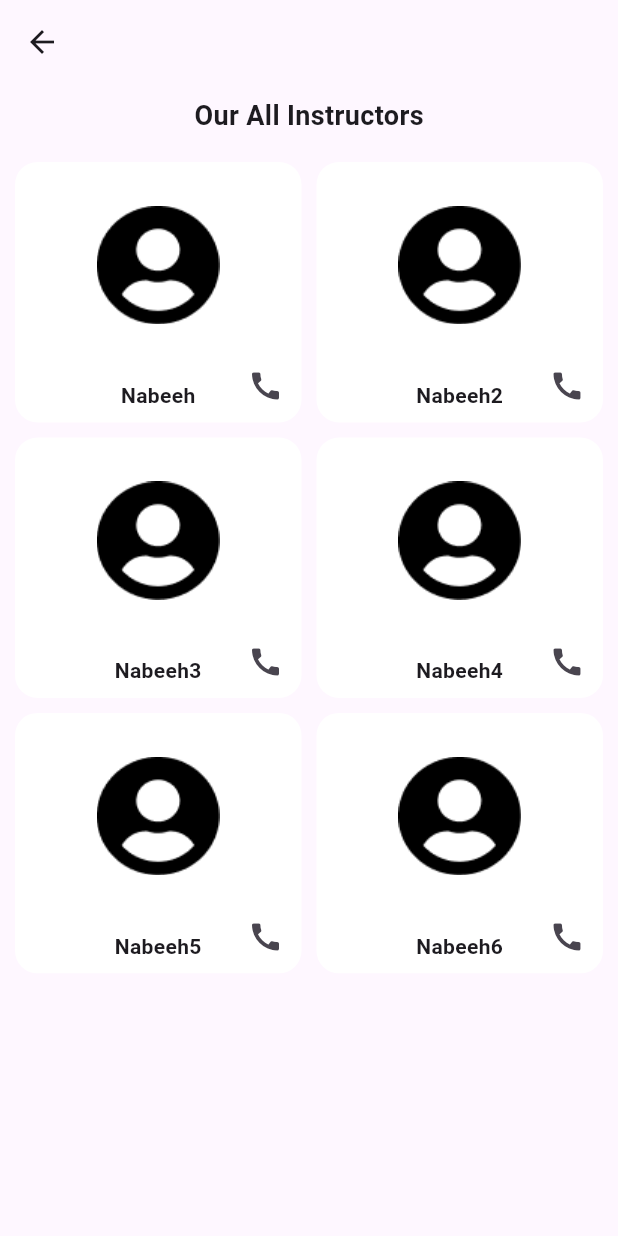
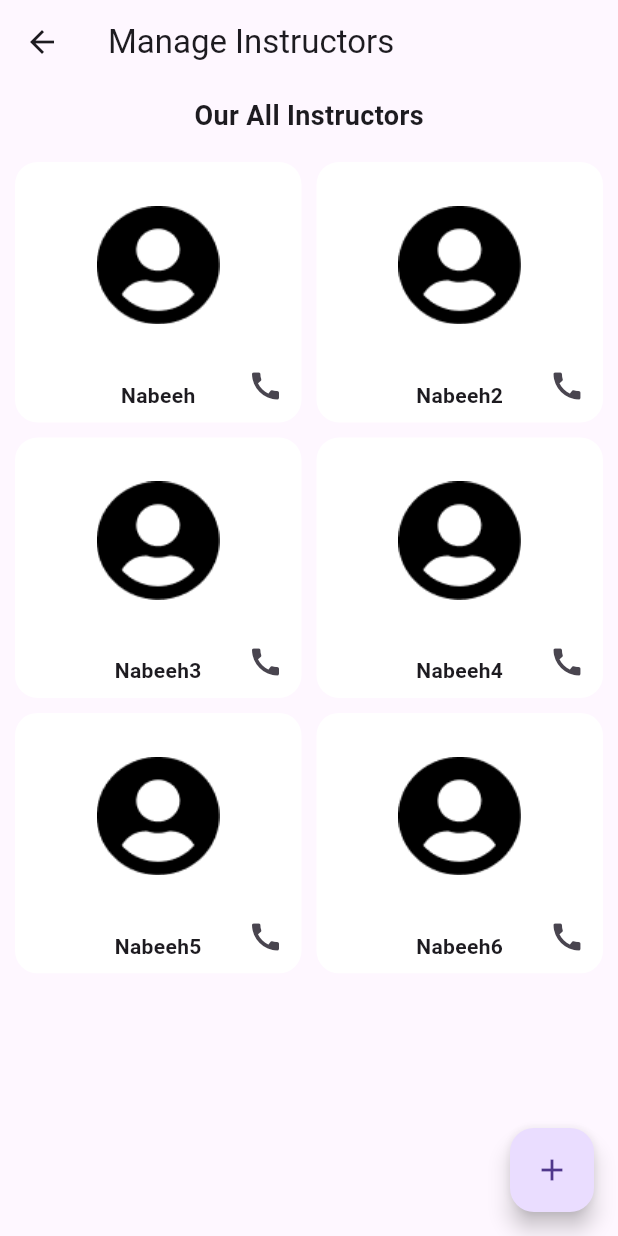
Before and after one commit to nabeehnazz/project_drivingschool, a Flutter app: the manageinstructor screen opened directly, on a phone screen of 412 x 824 dp. Run offline on Flutter 3.47's test engine with Material 3 defaults, Android fonts, the phone set to English and light mode, and no system bars.

Commit message:
nabeeh git

```diff
--- a/lib/admin/adminhome.dart
+++ b/lib/admin/adminhome.dart
@@ -6,6 +6,8 @@ import 'package:e_driving_school/admin/manageinvoice.dart';
 import 'package:e_driving_school/admin/rcrl.dart';
 import 'package:e_driving_school/admin/viewuser.dart';
 import 'package:flutter/material.dart';
+
+import 'comingsoon.dart';
 
 
 
@@ -267,7 +269,7 @@ class adminhome extends StatelessWidget {
                       onTap: (){
                         Navigator.push(
                           context,
-                          MaterialPageRoute(builder: (context) => manageinstructor()),
+                          MaterialPageRoute(builder: (context) => comingsoon()),
                         );
                       },
                       child: Container(
--- a/lib/admin/manageinstructor.dart
+++ b/lib/admin/manageinstructor.dart
@@ -13,45 +13,38 @@ class _InstructorState extends State<manageinstructor> {
       'title': 'Nabeeh',
       'image': 'assets/userlogo.png',
       'price':'+9',
-      // 'page': ItemDetails(title:'Bun',image:'assets/menu/bun.jpg' ,price:'+9',discription: 'Bun',)
     },
     {
       'title': 'Nabeeh2',
       'image': 'assets/userlogo.png',
       'price':'+9',
-      // 'page': ItemDetails(title:'Bun',image:'assets/menu/bun.jpg' ,price:'+9',discription: 'Bun',)
     },{
       'title': 'Nabeeh3',
       'image': 'assets/userlogo.png',
       'price':'+9',
-      // 'page': ItemDetails(title:'Bun',image:'assets/menu/bun.jpg' ,price:'+9',discription: 'Bun',)
     },
     {
       'title': 'Nabeeh4',
       'image': 'assets/userlogo.png',
       'price':'+9',
-      // 'page': ItemDetails(title:'Bun',image:'assets/menu/bun.jpg' ,price:'+9',discription: 'Bun',)
     },
     {
       'title': 'Nabeeh5',
       'image': 'assets/userlogo.png',
       'price':'+9',
-      // 'page': ItemDetails(title:'Bun',image:'assets/menu/bun.jpg' ,price:'+9',discription: 'Bun',)
     },
     {
       'title': 'Nabeeh6',
       'image': 'assets/userlogo.png',
       'price':'+9',
-      // 'page': ItemDetails(title:'Bun',image:'assets/menu/bun.jpg' ,price:'+9',discription: 'Bun',)
     },
-    ];
+  ];
 
   @override
   Widget build(BuildContext context) {
-
     return Scaffold(
       appBar: AppBar(
-
+        title: Text('Manage Instructors'),
       ),
       body: Column(
         children: [
@@ -79,8 +72,7 @@ class _InstructorState extends State<manageinstructor> {
                   mainAxisSpacing: 10,
                   childAspectRatio: 4.4 / 4,
                 ),
-                itemCount: items.length, // Change itemCount according to your data
-                // itemCount: items.length,
+                itemCount: items.length,
                 itemBuilder: (context, index) {
                   return Container(
                     decoration: BoxDecoration(
@@ -96,7 +88,7 @@ class _InstructorState extends State<manageinstructor> {
                               child: Center(
                                 child: Image.asset(
                                   items[index]['image'],
-                                  fit: BoxFit.cover, // Ensure the image covers the space
+                                  fit: BoxFit.cover,
                                 ),
                               ),
                             ),
@@ -126,13 +118,18 @@ class _InstructorState extends State<manageinstructor> {
                     ),
                   );
                 },
-
               ),
             ),
           ),
         ],
       ),
+      floatingActionButton: FloatingActionButton(
+        onPressed: () {
+          // Add functionality for the FloatingActionButton here
+          print('FloatingActionButton pressed');
+        },
+        child: Icon(Icons.add),
+      ),
     );
-
   }
 }
--- a/pubspec.yaml
+++ b/pubspec.yaml
@@ -72,6 +72,7 @@ flutter:
   - assets/f.png
   - assets/call.png
   - assets/att.png
+  - assets/soon.png
 
 
 
```
